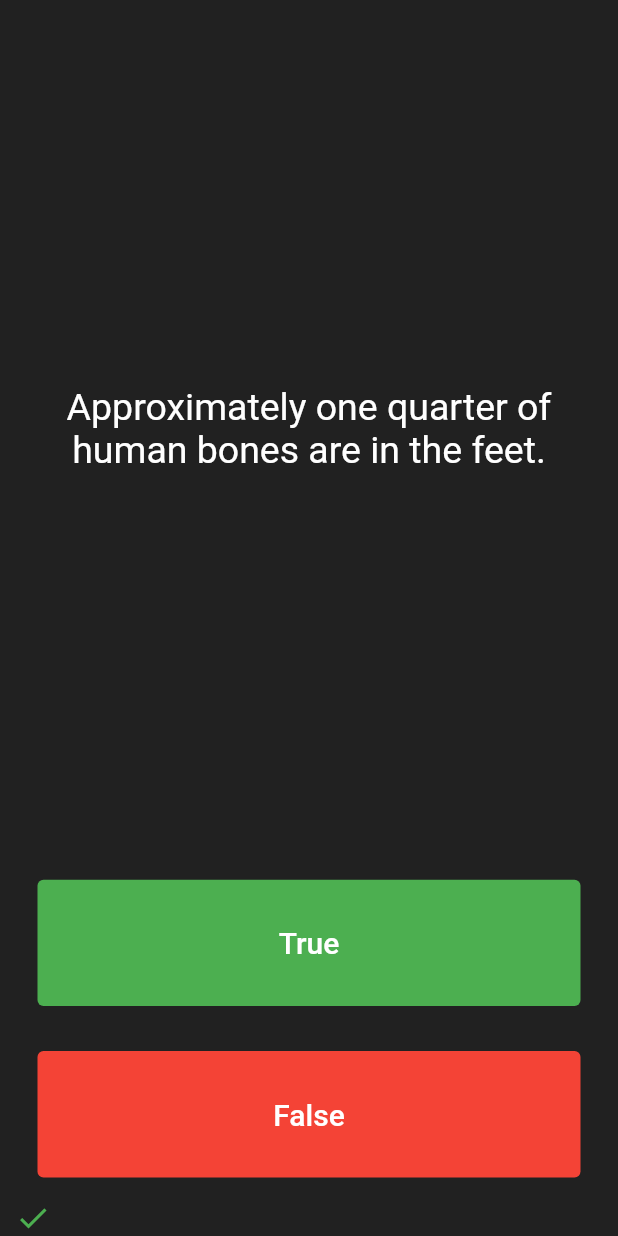
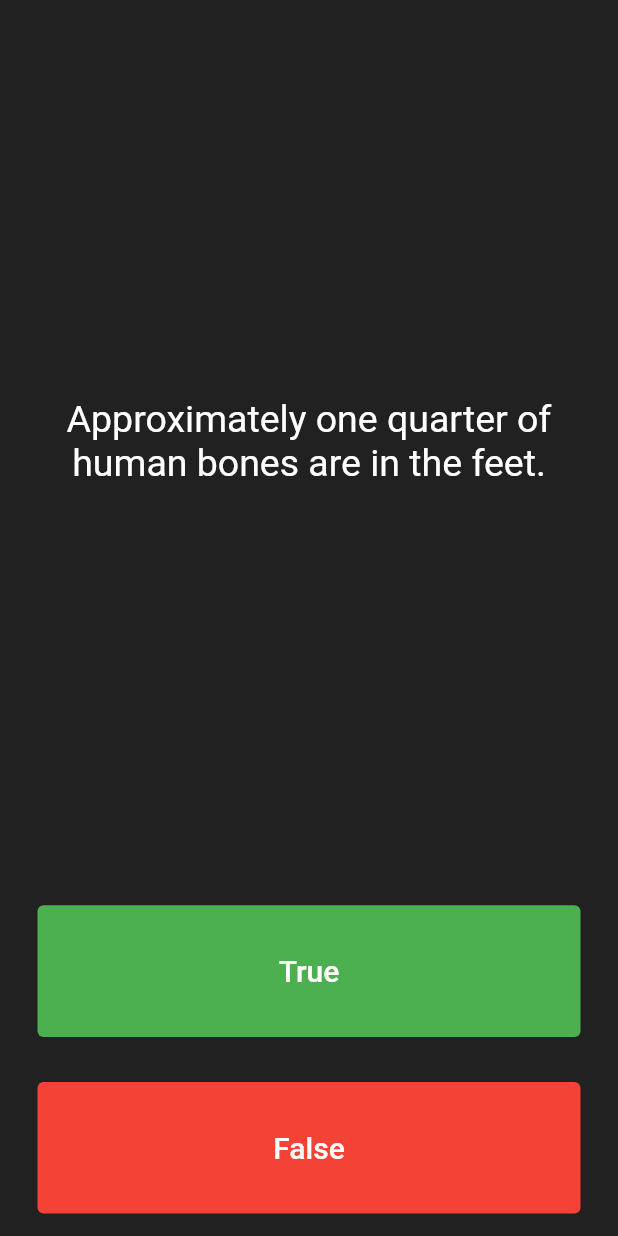
Before and after one commit to Code-Saurav/All_Flutter_Project, a Flutter app: the screen it shows after launch, after a tap on "True", on a phone screen of 412 x 824 dp. Run offline on Flutter 3.47's test engine with Material 2 defaults, Android fonts, the phone set to English and light mode, and no system bars; our stand-ins replace audioplayers.

Commit message:
class used

```diff
--- a/quizzler-flutter/lib/main.dart
+++ b/quizzler-flutter/lib/main.dart
@@ -1,4 +1,5 @@
 import 'package:flutter/material.dart';
+import 'question.dart';
 
 void main() => runApp(Quizzler());
 
@@ -25,11 +26,25 @@
 }
 
 class _QuizPageState extends State<QuizPage> {
-  List<Widget> scoreKeeper = []; // initialize empty lists
-  List<String> questions = [
-    'You can lead a cow down stairs but not up stairs.',
-    'Approximately one quarter of human bones are in the feet.',
-    'A slug\'s blood is green.',
+  List<Widget> scoreKeeper = [];
+  // initialize empty lists
+//   List<String> questions = [
+//     'You can lead a cow down stairs but not up stairs.',
+//     'Approximately one quarter of human bones are in the feet.',
+//     'A slug\'s blood is green.',
+//   ];
+//
+//   int questionNumber = 0;
+//
+//   List<bool> answers = [false, true, true];
+// //new question object
+//   Question q1 = Question( q: 'You can lead a cow down stairs but not up stairs.', a: false);
+  List<Question> questionBank = [
+    Question(q: 'You can lead a cow down stairs but not up stairs.', a: false),
+    Question(
+        q: 'Approximately one quarter of human bones are in the feet.',
+        a: true),
+    Question(q: 'A slug\'s blood is green.', a: true)
   ];
 
   int questionNumber = 0;
@@ -46,7 +61,7 @@
             padding: EdgeInsets.all(10.0),
             child: Center(
               child: Text(
-                questions[questionNumber],
+                questionBank[questionNumber].questionText,
                 textAlign: TextAlign.center,
                 style: TextStyle(
                   fontSize: 25.0,
@@ -73,12 +88,13 @@
               ),
               onPressed: () {
                 setState(() {
-                  scoreKeeper.add(
-                    Icon(
-                      Icons.check,
-                      color: Colors.green,
-                    ),
-                  );
+                  bool correctAnswer =
+                      questionBank[questionNumber].questionAnswer;
+                  if (correctAnswer == true) {
+                    print('User got it right!');
+                  } else {
+                    print('User got it wrong!');
+                  }
                   questionNumber++;
                 });
                 //The user picked true.
--- /dev/null
+++ b/quizzler-flutter/lib/question.dart
@@ -0,0 +1,9 @@
+class Question {
+  String questionText;
+  bool questionAnswer;
+
+  Question({String q, bool a}) {
+    questionText = q;
+    questionAnswer = a;
+  }
+}
```
